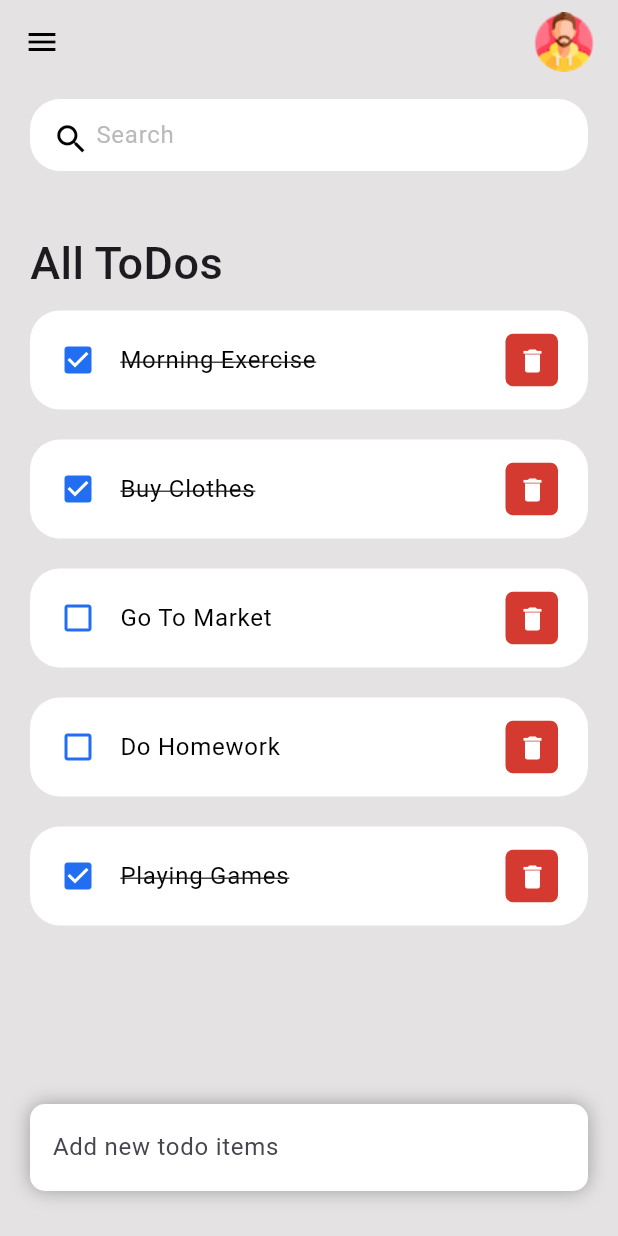
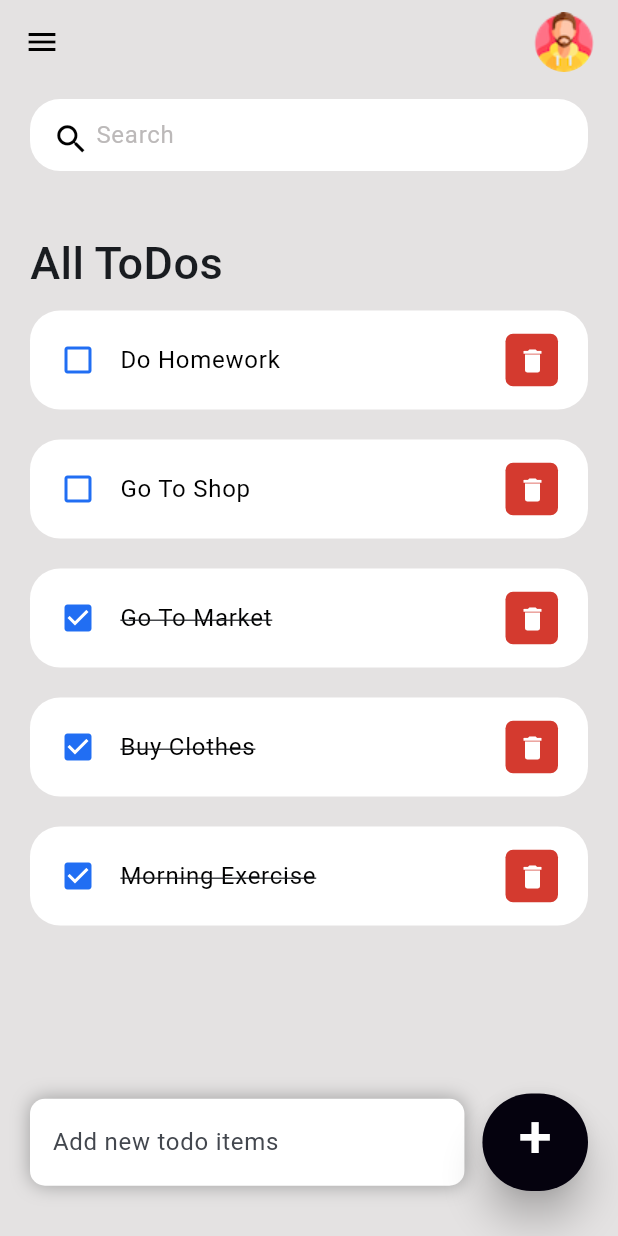
Before and after one commit to immanent-arjun/flutter-to-do-app, a Flutter app: the screen it shows after launch, after a tap on the "delete" icon, on a phone screen of 412 x 824 dp. Run offline on Flutter 3.47's test engine with Material 3 defaults, Android fonts, the phone set to English and light mode, and no system bars.

Commit message:
App Done

```diff
--- a/lib/main.dart
+++ b/lib/main.dart
@@ -12,7 +12,7 @@ class MyApp extends StatelessWidget {
       title: 'Flutter Demo',
       debugShowCheckedModeBanner: false,
       theme: ThemeData(
-        colorScheme: ColorScheme.fromSeed(seedColor: Colors.deepPurple),
+        colorScheme: ColorScheme.fromSeed(seedColor: Colors.blue),
         useMaterial3: true,
       ),
       home:  Home(),
--- a/lib/model/todo_Model.dart
+++ b/lib/model/todo_Model.dart
@@ -13,9 +13,12 @@ class ToDo {
       return [
          ToDo(id: '01', todoText: 'Morning Exercise',isDone: true),
          ToDo(id: '02', todoText: 'Buy Clothes',isDone: true),
-         ToDo(id: '03', todoText: 'Go To Market',),
-         ToDo(id: '04', todoText: 'Do Homework',),
-         ToDo(id: '05', todoText: 'Playing Games',isDone: true),
+         ToDo(id: '03', todoText: 'Go To Market',isDone: true),
+         ToDo(id: '03', todoText: 'Go To Shop'),
+         ToDo(id: '04', todoText: 'Do Homework'),
+         ToDo(id: '05', todoText: 'Playing Games',),
+         ToDo(id: '05', todoText: 'Playing Cards'),
+
       ];
   }
 
--- a/lib/screens/home.dart
+++ b/lib/screens/home.dart
@@ -2,10 +2,22 @@ import 'package:flutter/material.dart';
 import 'package:to_do_app/model/todo_Model.dart';
 import '../widgets/todo.dart';
 
-class Home extends StatelessWidget {
+class Home extends StatefulWidget {
   Home({Key? key}) : super(key: key);
+  @override
+  State<Home> createState() => _HomeState();
+}
 
+class _HomeState extends State<Home> {
   final todoList = ToDo.todoList();
+  List<ToDo> _foundToDo = [];
+  final _todoController = TextEditingController();
+
+  @override
+  void initState() {
+    _foundToDo = todoList;
+    super.initState();
+  }
 
   @override
   Widget build(BuildContext context) {
@@ -14,8 +26,7 @@ class Home extends StatelessWidget {
       appBar: _buildAppBar(),
       body: Stack(
         children: [
-          Container(
-            child: Padding(
+          Padding(
             padding: const EdgeInsets.symmetric(horizontal: 20, vertical: 10),
             child: Column(
               children: [
@@ -31,15 +42,16 @@ class Home extends StatelessWidget {
                               fontSize: 30, fontWeight: FontWeight.w500),
                         ),
                       ),
-                        for (ToDo todoo in todoList)
+                      for (ToDo todoo in _foundToDo.reversed)
                         TodoItem(
                           todo: todoo,
+                          onToDoChanged: _handelToChange,
+                          onDeleteItems: _deleteToDoItem,
                         )
                     ],
                   ),
                 )
               ],
-              ),
             ),
           ),
           Align(
@@ -48,9 +60,10 @@ class Home extends StatelessWidget {
               children: [
                 Expanded(
                     child: Container(
-                  padding: const EdgeInsets.symmetric(horizontal: 15, vertical: 5),
+                  padding:
+                      const EdgeInsets.symmetric(horizontal: 15, vertical: 5),
                   margin:
-                      const EdgeInsets.only(left: 20, bottom: 30, right: 20),
+                      const EdgeInsets.only(left: 20, bottom: 30, right: 12),
                   decoration: BoxDecoration(
                     color: Colors.white,
                     boxShadow: const [
@@ -63,12 +76,31 @@ class Home extends StatelessWidget {
                     ],
                     borderRadius: BorderRadius.circular(10),
                   ),
-                  child: const TextField(
-                    decoration: InputDecoration(
+                  child: TextField(
+                    controller: _todoController,
+                    decoration: const InputDecoration(
                         border: InputBorder.none,
                         hintText: 'Add new todo items'),
                   ),
-                ))
+                )),
+                Container(
+                  padding: const EdgeInsets.only(bottom: 30, right: 20),
+                  child: ElevatedButton(
+                    onPressed: () {
+                      _addToDoItems(_todoController.text);
+                    },
+                    style: ElevatedButton.styleFrom(
+                        backgroundColor: Color.fromARGB(255, 5, 2, 14),
+                        elevation: 11),
+                    child: const Padding(
+                      padding: EdgeInsets.only(bottom: 8),
+                      child: Text(
+                        '+',
+                        style: TextStyle(fontSize: 40, color: Colors.white),
+                      ),
+                    ),
+                  ),
+                ),
               ],
             ),
           )
@@ -77,15 +109,54 @@ class Home extends StatelessWidget {
     );
   }
 
+  void _deleteToDoItem(String id) {
+    setState(() {
+      todoList.removeWhere((item) => item.id == id);
+    });
+  }
+
+  void _handelToChange(ToDo toDo) {
+    setState(() {
+      toDo.isDone = !toDo.isDone;
+    });
+  }
+
+  void _addToDoItems(String todo) {
+    if (todo.isNotEmpty) {
+      setState(() {
+        todoList.add(ToDo(
+            id: DateTime.now().millisecondsSinceEpoch.toString(),
+            todoText: todo));
+      });
+      _todoController.clear();
+    }
+  }
+
+  void _runFilter(String keyword) {
+    List<ToDo> results = [];
+    if (keyword.isEmpty) {
+      results = todoList;
+    } else {
+      results = todoList
+          .where((item) =>
+              item.todoText!.toLowerCase().contains(keyword.toLowerCase()))
+          .toList();
+    }
+    setState(() {
+      _foundToDo = results;
+    });
+  }
+
   Widget searchBox() {
     return Container(
-      padding: EdgeInsets.symmetric(horizontal: 15),
+      padding: const EdgeInsets.symmetric(horizontal: 15),
       decoration: BoxDecoration(
         color: Colors.white,
         borderRadius: BorderRadius.circular(20),
       ),
-      child: const TextField(
-        decoration: InputDecoration(
+      child: TextField(
+        onChanged: (value) => _runFilter(value),
+        decoration: const InputDecoration(
             contentPadding: EdgeInsets.all(0),
             prefixIcon: Icon(
               Icons.search,
@@ -102,14 +173,14 @@ class Home extends StatelessWidget {
 
   AppBar _buildAppBar() {
     return AppBar(
-      backgroundColor: Color.fromARGB(255, 228, 226, 226),
+      backgroundColor: const Color.fromARGB(255, 228, 226, 226),
       elevation: 0,
       title: Row(mainAxisAlignment: MainAxisAlignment.spaceBetween, children: [
         const Icon(
           Icons.menu,
           color: Colors.black,
         ),
-        Container(
+        SizedBox(
           height: 40,
           width: 40,
           child: ClipRRect(
--- a/lib/widgets/todo.dart
+++ b/lib/widgets/todo.dart
@@ -3,7 +3,9 @@ import 'package:to_do_app/model/todo_Model.dart';
 
 class TodoItem extends StatelessWidget {
   final ToDo todo ;
-  const TodoItem({Key? key,required this.todo}) : super(key: key);
+  final onToDoChanged;
+  final onDeleteItems;
+  const TodoItem({Key? key,required this.todo,required this.onDeleteItems,required this.onToDoChanged}) : super(key: key);
 
   @override
   Widget build(BuildContext context) {
@@ -11,7 +13,7 @@ class TodoItem extends StatelessWidget {
       margin: const EdgeInsets.only(bottom: 20),
       child: ListTile(
         onTap: () {
-          print('clicked on todo items.');
+          onToDoChanged(todo);
         },
         shape: RoundedRectangleBorder(borderRadius: BorderRadius.circular(20)),
         contentPadding: const EdgeInsets.symmetric(horizontal: 20,vertical:5),
@@ -40,7 +42,7 @@ class TodoItem extends StatelessWidget {
             icon: const Icon(
               Icons.delete
             ), onPressed: () {
-              print('item delete succesfully');
+                 onDeleteItems(todo.id);
             },
           ),
         ),
```
Also changed, not shown: 25 other files. Lines whose indentation alone changed are shown as unchanged.
